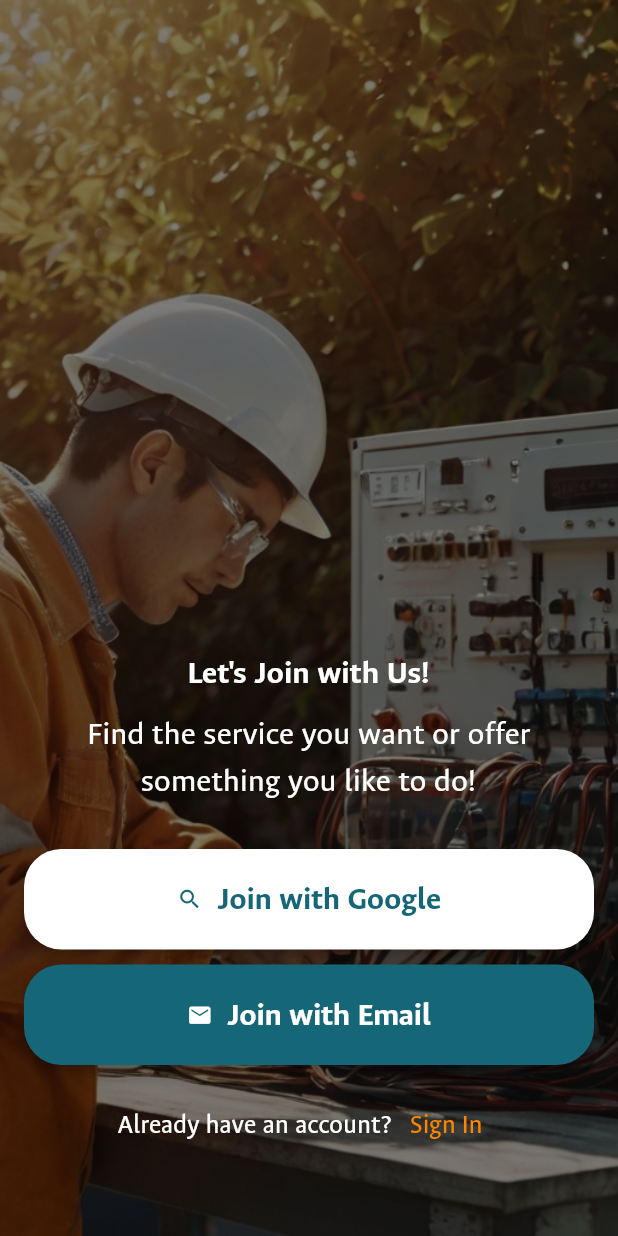
After one commit to CleisonFreitas/local-service-flutter, a Flutter app: the HomeScreen screen opened by its route, on a phone screen of 412 x 824 dp. The commit adds this screen. Run offline on Flutter 3.47's test engine with Material 3 defaults, Android fonts, the phone set to English and light mode, and no system bars; our stand-ins replace go_router.

Commit message:
creating the initial login screen

```diff
--- a/lib/core/constants/app_colors.dart
+++ b/lib/core/constants/app_colors.dart
@@ -3,8 +3,9 @@ import 'package:flutter/cupertino.dart';
 class AppColors {
   AppColors._();
 
-  static const Color primary = Color(0xFF574a5f);
+  static const Color primary = Color(0xFF156778);
   static const Color secondary = Color(0xFFFFFFFF);
+  static const Color orange = Color(0xFFF98600);
   static const Color input = Color(0xFF8448a9);
   static const Gradient gradient = LinearGradient(
     colors: <Color>[primary, secondary],
--- a/lib/core/constants/app_texts.dart
+++ b/lib/core/constants/app_texts.dart
@@ -7,7 +7,7 @@ class AppTexts {
   static const TextStyle headingBold = TextStyle(
     fontFamily: 'AncizarSans',
     fontWeight: FontWeight.bold,
-    fontSize: 24,
+    fontSize: 22,
   );
 
   static const TextStyle subtitle1 = TextStyle(
--- a/lib/core/router/app_router.dart
+++ b/lib/core/router/app_router.dart
@@ -1,4 +1,5 @@
 import 'package:go_router/go_router.dart';
+import 'package:local_services/features/auth/sigin/home_screen.dart';
 import 'package:local_services/features/auth/sigin/signin.dart';
 import 'package:local_services/features/auth/signup/signup.dart';
 import 'package:local_services/features/auth/splash/splash_screen.dart';
@@ -7,6 +8,7 @@ final routerConfig = GoRouter(
   initialLocation: '/',
   routes: [
     GoRoute(path: '/', builder: (context, state) => const SplashScreen()),
+    GoRoute(path: '/home', builder: (context, state) => const HomeScreen()),
     GoRoute(path: '/login', builder: (context, state) => const SignIn()),
     GoRoute(path: '/register', builder: (context, state) => const SignUp()),
   ],
--- a/lib/core/theme/main_theme.dart
+++ b/lib/core/theme/main_theme.dart
@@ -3,6 +3,7 @@ import 'package:local_services/core/constants/app_colors.dart';
 import 'package:local_services/core/constants/app_texts.dart';
 
 final ThemeData appTheme = ThemeData(
+  useMaterial3: true,
   primaryColor: AppColors.primary,
   scaffoldBackgroundColor: AppColors.secondary,
   fontFamily: 'AncizarSans',
--- /dev/null
+++ b/lib/features/auth/sigin/home_screen.dart
@@ -0,0 +1,93 @@
+import 'package:flutter/material.dart';
+import 'package:local_services/core/constants/app_colors.dart';
+import 'package:local_services/core/constants/app_texts.dart';
+import 'package:local_services/shared/components/custom_button.dart';
+import 'package:local_services/shared/enums/button_enum.dart';
+
+class HomeScreen extends StatefulWidget {
+  const HomeScreen({super.key});
+
+  @override
+  State<HomeScreen> createState() => _HomeScreenState();
+}
+
+class _HomeScreenState extends State<HomeScreen> {
+  @override
+  Widget build(BuildContext context) {
+    return Scaffold(
+      body: Stack(
+        fit: StackFit.expand,
+        alignment: Alignment.center,
+        children: [
+          Image.asset(
+            'assets/images/before_login_screen.jpg',
+            fit: BoxFit.cover,
+          ),
+          Container(color: const Color.fromRGBO(0, 0, 0, 0.5)),
+          Padding(
+            padding: const EdgeInsets.symmetric(horizontal: 16),
+            child: Container(
+              alignment: Alignment.bottomCenter,
+              child: Column(
+                mainAxisAlignment: MainAxisAlignment.end,
+                mainAxisSize: MainAxisSize.min,
+                crossAxisAlignment: CrossAxisAlignment.center,
+                children: <Widget>[
+                  Text(
+                    "Let's Join with Us!",
+                    style: AppTexts.headingBold.white,
+                  ),
+                  const SizedBox(height: 10),
+                  SizedBox(
+                    width: 400,
+                    child: Text(
+                      'Find the service you want or offer something you like to do!',
+                      textAlign: TextAlign.center,
+                      style: AppTexts.subtitle1.white.copyWith(fontSize: 22),
+                    ),
+                  ),
+                  const SizedBox(height: 30),
+                  CustomButton(
+                    text: 'Join with Google',
+                    buttonEnum: ButtonEnum.primary,
+                    icon: Icons.search,
+                    action: () => print('Login with Google'),
+                  ),
+                  const SizedBox(height: 10),
+                  CustomButton(
+                    text: 'Join with Email',
+                    buttonEnum: ButtonEnum.secondary,
+                    icon: Icons.email,
+                    action: () => print('Login with Email'),
+                  ),
+                  const SizedBox(height: 16),
+                  Wrap(
+                    direction: Axis.horizontal,
+                    crossAxisAlignment: WrapCrossAlignment.center,
+                    children: <Widget>[
+                      Text(
+                        'Already have an account?',
+                        style: AppTexts.subtitle1.white.copyWith(fontSize: 18),
+                      ),
+                      TextButton(
+                        onPressed: () {},
+                        child: Text(
+                          'Sign In',
+                          style: AppTexts.subtitle1.copyWith(
+                            color: AppColors.orange,
+                            fontSize: 18,
+                          ),
+                        ),
+                      ),
+                    ],
+                  ),
+                  const SizedBox(height: 50),
+                ],
+              ),
+            ),
+          ),
+        ],
+      ),
+    );
+  }
+}
--- a/lib/features/auth/splash/splash_screen.dart
+++ b/lib/features/auth/splash/splash_screen.dart
@@ -20,7 +20,7 @@ class _SplashScreenState extends State<SplashScreen> {
 
       Future.delayed(Duration(seconds: 5), () {
         if (!mounted) return;
-        GoRouter.of(context).go('/login');
+        GoRouter.of(context).go('/home');
       });
     });
     super.initState();
--- /dev/null
+++ b/lib/shared/components/custom_button.dart
@@ -0,0 +1,60 @@
+import 'package:flutter/material.dart';
+import 'package:local_services/core/constants/app_colors.dart';
+import 'package:local_services/core/constants/app_texts.dart';
+import 'package:local_services/shared/enums/button_enum.dart';
+
+class CustomButton extends StatelessWidget {
+  final String text;
+  final ButtonEnum buttonEnum;
+  final VoidCallback? action;
+  final IconData? icon;
+
+  const CustomButton({
+    super.key,
+    required this.text,
+    this.action,
+    this.icon,
+    required this.buttonEnum,
+  });
+
+  @override
+  Widget build(BuildContext context) {
+    final Map<ButtonEnum, Map<String, Color>> listColorOption = {
+      ButtonEnum.primary: {
+        'text': AppColors.primary,
+        'background': AppColors.secondary,
+      },
+      ButtonEnum.secondary: {
+        'text': AppColors.secondary,
+        'background': AppColors.primary,
+      },
+    };
+    final Map<String, Color>? colors = listColorOption[buttonEnum];
+    return ElevatedButton(
+      style: ElevatedButton.styleFrom(
+        backgroundColor: colors!['background'],
+        foregroundColor: colors['text'],
+        surfaceTintColor: Colors.transparent, // This fixes the glassy effect
+        elevation: 4,
+        padding: const EdgeInsets.symmetric(horizontal: 24, vertical: 18),
+        shape: RoundedRectangleBorder(borderRadius: BorderRadius.circular(25)),
+      ),
+      onPressed: action,
+      child: Align(
+        child: Wrap(
+          direction: Axis.horizontal,
+          alignment: WrapAlignment.center,
+          crossAxisAlignment: WrapCrossAlignment.center,
+          spacing: 10,
+          children: [
+            if (icon != null) ...[Icon(icon, color: colors['text'], size: 17)],
+            Text(
+              text,
+              style: AppTexts.headingBold.copyWith(color: colors['text']),
+            ),
+          ],
+        ),
+      ),
+    );
+  }
+}
--- /dev/null
+++ b/lib/shared/enums/button_enum.dart
@@ -0,0 +1,9 @@
+enum ButtonEnum {
+  primary('Primary'),
+  secondary('Secondary');
+
+  final String option;
+  const ButtonEnum(this.option);
+
+  String get label => option;
+}
--- a/pubspec.yaml
+++ b/pubspec.yaml
@@ -71,3 +71,5 @@ flutter:
           weight: 700
         - asset: assets/fonts/AncizarSans-Italic.ttf
           style: italic
+  assets:
+    - assets/images/before_login_screen.jpg
```
Also changed, not shown: assets/images/before_login_screen.jpg (added).
